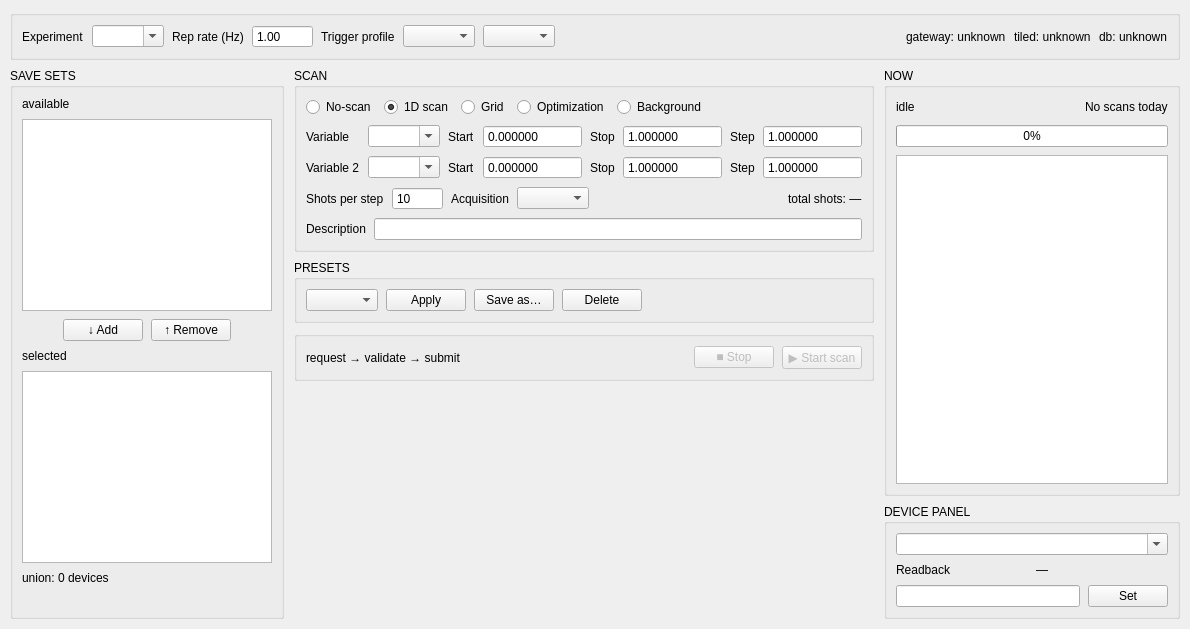
Before: the Qt Designer form GEECS-Console/geecs_console/app/ui/main_window.ui in GEECS-BELLA/GEECS-Plugins, drawn with Qt 5.
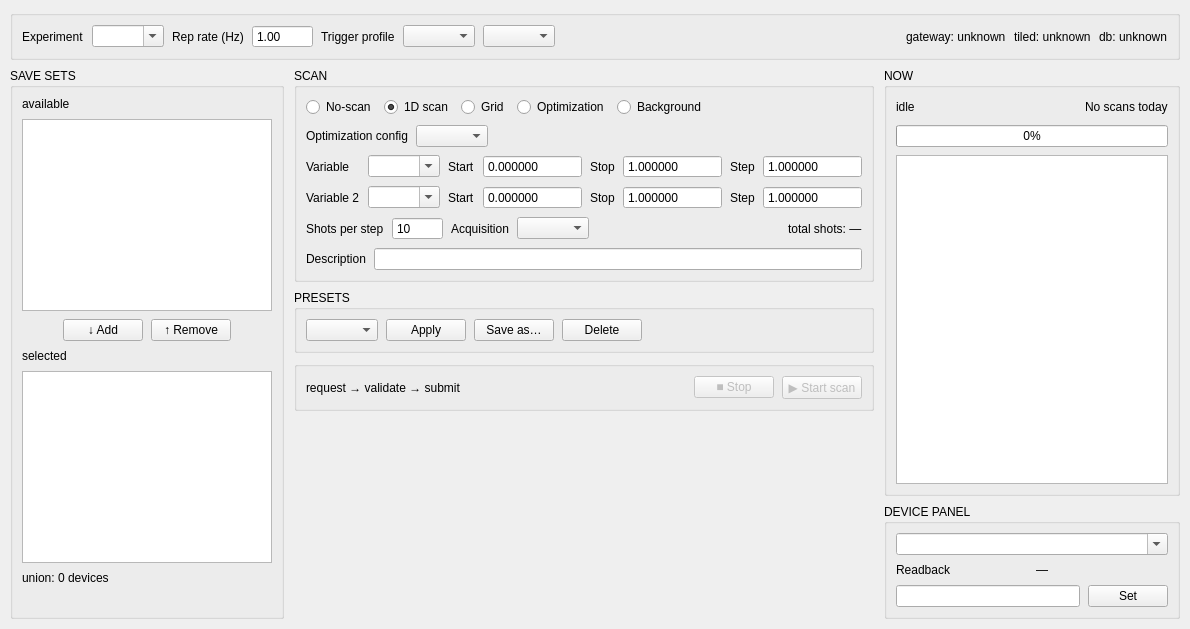
After: the same form once the commit is applied.

Commit message: feat(console): UX wave — tooltips, #510 worker routing, optimization dropdown (0.7.0)

The edit to the form file:
```diff
--- a/GEECS-Console/geecs_console/app/ui/main_window.ui
+++ b/GEECS-Console/geecs_console/app/ui/main_window.ui
@@ -305,6 +305,37 @@
             </item>
            </layout>
           </item>
+          <item>
+           <layout class="QHBoxLayout" name="r3_optimization_layout">
+            <item>
+             <widget class="QLabel" name="r3_optimization_label">
+              <property name="text">
+               <string>Optimization config</string>
+              </property>
+             </widget>
+            </item>
+            <item>
+             <widget class="QComboBox" name="r3_optimization_combo">
+              <property name="minimumWidth">
+               <number>220</number>
+              </property>
+             </widget>
+            </item>
+            <item>
+             <spacer name="r3_optimization_spacer">
+              <property name="orientation">
+               <enum>Qt::Horizontal</enum>
+              </property>
+              <property name="sizeHint" stdset="0">
+               <size>
+                <width>10</width>
+                <height>10</height>
+               </size>
+              </property>
+             </spacer>
+            </item>
+           </layout>
+          </item>
           <item>
            <layout class="QGridLayout" name="r3_axes_layout">
             <item row="0" column="8">
```
The commit also changes 15 other files.
